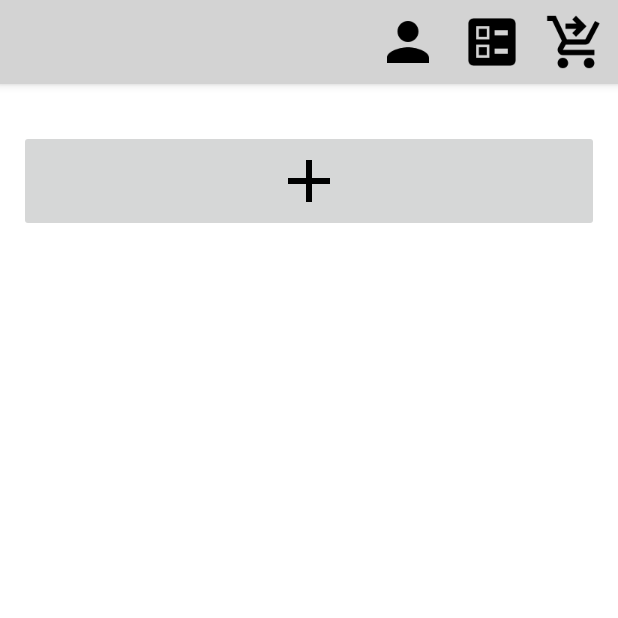
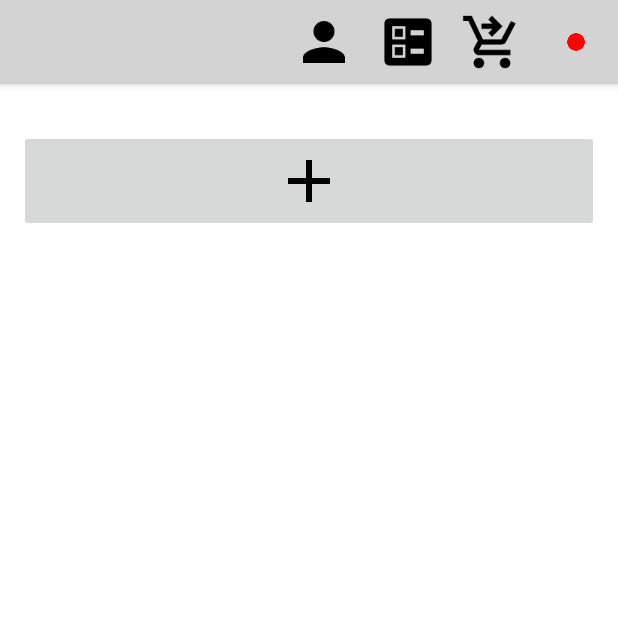
Before and after one commit to KamJer/Shopping-List-Client, an Android app: the AmountTypeListActivity screen opened directly, with no data from a screen before it, on a phone screen of 412 x 824 dp, the top half of it. Run offline under Robolectric (Android 15) with nearby library versions, the phone set to English and light mode, and no system bars; our stand-ins replace Room's generated code; 6 statements that could not run were skipped.

Commit message:
add idicator of connection to server (no action on clikc yet)

```diff
--- a/app/src/main/java/pl/kamjer/shoppinglist/activity/ShoppingListActionBar.java
+++ b/app/src/main/java/pl/kamjer/shoppinglist/activity/ShoppingListActionBar.java
@@ -2,13 +2,17 @@ package pl.kamjer.shoppinglist.activity;
 
 import android.content.Context;
 import android.content.Intent;
+import android.graphics.Color;
+import android.graphics.drawable.Drawable;
 import android.util.AttributeSet;
 import android.view.LayoutInflater;
 import android.widget.ImageButton;
 
 import androidx.annotation.NonNull;
 import androidx.annotation.Nullable;
+import androidx.appcompat.app.AppCompatActivity;
 import androidx.appcompat.widget.Toolbar;
+import androidx.lifecycle.ViewModelProvider;
 
 import com.google.android.material.appbar.AppBarLayout;
 
@@ -17,26 +21,30 @@ import pl.kamjer.shoppinglist.R;
 import pl.kamjer.shoppinglist.activity.amounttypelist.AmountTypeListActivity;
 import pl.kamjer.shoppinglist.activity.boughtshoppingitemlist.BoughtShoppingItemListActivity;
 import pl.kamjer.shoppinglist.activity.logindialog.LoginDialogOptionalLogin;
+import pl.kamjer.shoppinglist.viewmodel.ShoppingListActionBarViewModel;
 
 @Getter
 public class ShoppingListActionBar extends AppBarLayout {
 
-    protected ImageButton amountTypeListButton;
-    protected ImageButton boughtListButton;
-    protected ImageButton loginDialogButton;
+    private ImageButton amountTypeListButton;
+    private ImageButton boughtListButton;
+    private ImageButton loginDialogButton;
+    private ImageButton connectionButtonIndicator;
     private Toolbar toolbar;
 
-    protected OnClickListener amountTypeListButtonAction = v -> {
+    private ShoppingListActionBarViewModel shoppingListActionBarViewModel;
+
+    private OnClickListener amountTypeListButtonAction = v -> {
         Intent amountTypeListActivityIntent = new Intent(this.getContext(), AmountTypeListActivity.class);
         this.getContext().startActivity(amountTypeListActivityIntent);
     };
 
-    protected OnClickListener boughtListButtonAction = v -> {
+    private OnClickListener boughtListButtonAction = v -> {
         Intent boughtShoppingItemListActivityIntent = new Intent(this.getContext(), BoughtShoppingItemListActivity.class);
         this.getContext().startActivity(boughtShoppingItemListActivityIntent);
     };
 
-    protected OnClickListener loginDialogButtonAction = v -> {
+    private OnClickListener loginDialogButtonAction = v -> {
         Intent loginDialogIntent = new Intent(this.getContext(), LoginDialogOptionalLogin.class);
         this.getContext().startActivity(loginDialogIntent);
     };
@@ -56,7 +64,7 @@ public class ShoppingListActionBar extends AppBarLayout {
         init();
     }
 
-    protected void init() {
+    private void init() {
         LayoutInflater inflater = (LayoutInflater) getContext().getSystemService(Context.LAYOUT_INFLATER_SERVICE);
         inflater.inflate(R.layout.toolbar_layout, this, true);
 
@@ -67,5 +75,22 @@ public class ShoppingListActionBar extends AppBarLayout {
         boughtListButton.setOnClickListener(boughtListButtonAction);
         loginDialogButton = findViewById(R.id.loginDialogButton);
         loginDialogButton.setOnClickListener(loginDialogButtonAction);
+        connectionButtonIndicator = findViewById(R.id.connectionIndicationImageButton);
+    }
+
+    public void create(AppCompatActivity activity) {
+        shoppingListActionBarViewModel = new ViewModelProvider(
+                activity,
+                ViewModelProvider.Factory.from(ShoppingListActionBarViewModel.initializer)
+        ).get(ShoppingListActionBarViewModel.class);
+
+        shoppingListActionBarViewModel.setOnOpenConnectionAction((connected) -> {
+            Drawable drawable = connectionButtonIndicator.getBackground().mutate();
+            if (connected) {
+                drawable.setTint(Color.GREEN);
+            } else {
+                drawable.setTint(Color.RED);
+            }
+        });
     }
 }
--- a/app/src/main/java/pl/kamjer/shoppinglist/activity/amounttypelist/AmountTypeListActivity.java
+++ b/app/src/main/java/pl/kamjer/shoppinglist/activity/amounttypelist/AmountTypeListActivity.java
@@ -70,8 +70,11 @@ public class AmountTypeListActivity extends GenericActivity {
     protected void onCreate(@Nullable Bundle savedInstanceState) {
         super.onCreate(savedInstanceState);
         setContentView(R.layout.amount_type_activity_layout);
+
         ShoppingListActionBar shoppingListActionBar = findViewById(R.id.appBar);
+        shoppingListActionBar.create(this);
         setSupportActionBar(shoppingListActionBar.getToolbar());
+
         Optional.ofNullable(getSupportActionBar()).ifPresent(actionBar -> actionBar.setDisplayHomeAsUpEnabled(true));
 
         amountTypeViewModel = new ViewModelProvider(
--- a/app/src/main/java/pl/kamjer/shoppinglist/activity/boughtshoppingitemlist/BoughtShoppingItemListActivity.java
+++ b/app/src/main/java/pl/kamjer/shoppinglist/activity/boughtshoppingitemlist/BoughtShoppingItemListActivity.java
@@ -58,7 +58,9 @@ public class BoughtShoppingItemListActivity extends AppCompatActivity {
         setContentView(R.layout.bought_shopping_item_list_activity_layout);
 
         ShoppingListActionBar shoppingListActionBar = findViewById(R.id.appBar);
+        shoppingListActionBar.create(this);
         setSupportActionBar(shoppingListActionBar.getToolbar());
+
         Optional.ofNullable(getSupportActionBar()).ifPresent(actionBar -> actionBar.setDisplayHomeAsUpEnabled(true));
 
         boughtShoppingItemsListViewModel = new ViewModelProvider(
--- a/app/src/main/java/pl/kamjer/shoppinglist/activity/logindialog/LoginDialogOptionalLogin.java
+++ b/app/src/main/java/pl/kamjer/shoppinglist/activity/logindialog/LoginDialogOptionalLogin.java
@@ -19,7 +19,6 @@ import pl.kamjer.shoppinglist.activity.GenericActivity;
 import pl.kamjer.shoppinglist.activity.ShoppingListActionBar;
 import pl.kamjer.shoppinglist.activity.logindialog.usersrecyclerview.UsersRecyclerViewAdapter;
 import pl.kamjer.shoppinglist.model.User;
-import pl.kamjer.shoppinglist.repository.ShoppingServiceRepository;
 import pl.kamjer.shoppinglist.util.funcinterface.DeleteUserAction;
 import pl.kamjer.shoppinglist.util.validation.UserValidator;
 import pl.kamjer.shoppinglist.viewmodel.LoginDialogViewModel;
@@ -90,7 +89,9 @@ public class LoginDialogOptionalLogin extends GenericActivity {
 
 //        setting action bar
         shoppingListActionBar = findViewById(R.id.appBar);
+        shoppingListActionBar.create(this);
         setSupportActionBar(shoppingListActionBar.getToolbar());
+
         Optional.ofNullable(getSupportActionBar()).ifPresent(actionBar -> actionBar.setDisplayHomeAsUpEnabled(true));
 
         userNameEditText = findViewById(R.id.userNameEditText);
--- a/app/src/main/java/pl/kamjer/shoppinglist/activity/shoppinglistactiviti/ShoppingListActivity.java
+++ b/app/src/main/java/pl/kamjer/shoppinglist/activity/shoppinglistactiviti/ShoppingListActivity.java
@@ -29,7 +29,6 @@ import pl.kamjer.shoppinglist.activity.shoppinglistactiviti.newcategorydialog.Up
 import pl.kamjer.shoppinglist.activity.shoppinglistactiviti.newshoppingitemdialog.NewShoppingItemDialog;
 import pl.kamjer.shoppinglist.activity.shoppinglistactiviti.newshoppingitemdialog.UpdateShoppingItemDialog;
 import pl.kamjer.shoppinglist.activity.shoppinglistactiviti.shoppingcategoryrecyclerview.ShoppingCategoryRecyclerViewAdapter;
-import pl.kamjer.shoppinglist.activity.shoppinglistactiviti.shoppingitemrecyclerview.ShoppingItemLinearLayoutMenager;
 import pl.kamjer.shoppinglist.model.Category;
 import pl.kamjer.shoppinglist.model.ShoppingItem;
 import pl.kamjer.shoppinglist.model.ShoppingItemWithAmountTypeAndCategory;
@@ -111,8 +110,11 @@ public class ShoppingListActivity extends GenericActivity {
     @Override
     protected void onCreate(@Nullable Bundle savedInstanceState) {
         super.onCreate(savedInstanceState);
+
         setContentView(R.layout.shopping_list_activity_layout);
+
         getOnBackPressedDispatcher().addCallback(this, onBack);
+
         shoppingListViewModel = new ViewModelProvider(
                 this,
                 ViewModelProvider.Factory.from(ShoppingListViewModel.initializer)
@@ -125,6 +127,7 @@ public class ShoppingListActivity extends GenericActivity {
         shoppingItemWithAmountTypeAndCategoriesList = new ArrayList<>();
 //        finding view elements
         ShoppingListActionBar shoppingListActionBar = findViewById(R.id.appBar);
+        shoppingListActionBar.create(this);
         setSupportActionBar(shoppingListActionBar.getToolbar());
 
         RecyclerView categoryRecyclerView = findViewById(R.id.categoryListRecyclerView);
@@ -188,5 +191,6 @@ public class ShoppingListActivity extends GenericActivity {
                 }
             }
         });
+
     }
 }
--- a/app/src/main/java/pl/kamjer/shoppinglist/repository/ShoppingServiceRepository.java
+++ b/app/src/main/java/pl/kamjer/shoppinglist/repository/ShoppingServiceRepository.java
@@ -27,6 +27,7 @@ import pl.kamjer.shoppinglist.util.NetworkReceiver;
 import pl.kamjer.shoppinglist.util.ServiceUtil;
 import pl.kamjer.shoppinglist.util.funcinterface.OnConnectAction;
 import pl.kamjer.shoppinglist.websocketconnect.WebSocket;
+import pl.kamjer.shoppinglist.websocketconnect.funcIntarface.OnConnectChangeAction;
 import pl.kamjer.shoppinglist.websocketconnect.funcIntarface.OnMessageAction;
 import retrofit2.Call;
 import retrofit2.Callback;
@@ -59,6 +60,8 @@ public class ShoppingServiceRepository {
     private OnMessageAction<String> onErrorAction;
     @Setter
     private OnMessageAction<Throwable> onFailureAction;
+    @Setter
+    private OnConnectChangeAction onConnectChangeAction;
 
     @Getter
     @Setter
@@ -104,8 +107,7 @@ public class ShoppingServiceRepository {
 
         webSocket = new WebSocket(websocketBaseUrl + ip + "/ws")
                 .basicWebsocketHeader()
-                .onOpen((webSocket1, response) -> log.info("open"))
-                .onClosed((webSocket1, code, reason) -> log.info("closed"))
+                .onConnectAction((connected) -> onConnectChangeAction.action(connected))
                 .onFailure((webSocket1, t, response) -> onFailureAction.action(webSocket1, t))
                 .onError((webSocket1, errorMessage) -> onErrorAction.action(webSocket1, errorMessage))
                 .subscribe(gson, "/synchronizeData", AllDto.class, onMessageActionSynchronize)
--- /dev/null
+++ b/app/src/main/java/pl/kamjer/shoppinglist/viewmodel/ShoppingListActionBarViewModel.java
@@ -0,0 +1,26 @@
+package pl.kamjer.shoppinglist.viewmodel;
+
+import androidx.lifecycle.viewmodel.ViewModelInitializer;
+
+import pl.kamjer.shoppinglist.repository.SharedRepository;
+import pl.kamjer.shoppinglist.repository.ShoppingRepository;
+import pl.kamjer.shoppinglist.repository.ShoppingServiceRepository;
+import pl.kamjer.shoppinglist.websocketconnect.funcIntarface.OnConnectChangeAction;
+
+public class ShoppingListActionBarViewModel extends CustomViewModel{
+
+    public ShoppingListActionBarViewModel(ShoppingRepository shoppingRepository,
+                                          ShoppingServiceRepository shoppingServiceRepository,
+                                          SharedRepository sharedRepository) {
+        super(shoppingRepository, shoppingServiceRepository, sharedRepository);
+    }
+
+    public static final ViewModelInitializer<ShoppingListActionBarViewModel> initializer = new ViewModelInitializer<>(ShoppingListActionBarViewModel.class, creationExtras ->
+            new ShoppingListActionBarViewModel(ShoppingRepository.getShoppingRepository(),
+                    ShoppingServiceRepository.getShoppingServiceRepository(),
+                    SharedRepository.getSharedRepository()));
+
+    public void setOnOpenConnectionAction(OnConnectChangeAction action) {
+        shoppingServiceRepository.setOnConnectChangeAction(action);
+    }
+}
--- /dev/null
+++ b/app/src/main/java/pl/kamjer/shoppinglist/websocketconnect/funcIntarface/OnConnectChangeAction.java
@@ -0,0 +1,6 @@
+package pl.kamjer.shoppinglist.websocketconnect.funcIntarface;
+
+@FunctionalInterface
+public interface OnConnectChangeAction {
+    void action(boolean connected);
+}
--- /dev/null
+++ b/app/src/main/res/drawable/baseline_circle_24.xml
@@ -0,0 +1,6 @@
+<vector xmlns:android="http://schemas.android.com/apk/res/android" android:height="48dp" android:viewportHeight="24" android:viewportWidth="24" android:width="48dp">
+
+    <path android:fillColor="@color/red"
+        android:pathData="M12,2C6.47,2 2,6.47 2,12s4.47,10 10,10 10,-4.47 10,-10S17.53,2 12,2z"/>
+
+</vector>
--- a/app/src/main/res/layout/toolbar_layout.xml
+++ b/app/src/main/res/layout/toolbar_layout.xml
@@ -23,16 +23,28 @@
             app:popupTheme="@style/ThemeOverlay.AppCompat.Light" />
 
         <ImageButton
+            android:id="@+id/connectionIndicationImageButton"
+            android:layout_width="?attr/actionBarSize"
+            android:layout_height="?attr/actionBarSize"
+            android:background="@drawable/baseline_circle_24"
+            android:layout_alignParentEnd="true"
+            android:layout_alignParentTop="true"
+            android:layout_alignParentBottom="true"
+            android:contentDescription="@string/todo"
+            android:scaleX="0.25"
+            android:scaleY="0.25" />
+
+        <ImageButton
             android:id="@+id/boughtListButton"
             android:layout_width="?attr/actionBarSize"
             android:layout_height="?attr/actionBarSize"
+            android:layout_alignParentTop="true"
+            android:layout_alignParentBottom="true"
+            android:layout_toStartOf="@+id/connectionIndicationImageButton"
+            android:background="@drawable/baseline_shopping_cart_checkout_24"
             android:contentDescription="@string/todo"
             android:scaleX="0.75"
-            android:scaleY="0.75"
-            android:layout_alignParentEnd="true"
-            android:layout_alignParentTop="true"
-            android:layout_alignParentBottom="true"
-            android:background="@drawable/baseline_shopping_cart_checkout_24" />
+            android:scaleY="0.75" />
 
         <ImageButton
             android:id="@+id/amountTypeListButton"
--- a/app/src/main/res/values/colors.xml
+++ b/app/src/main/res/values/colors.xml
@@ -7,6 +7,7 @@
     <color name="teal_700">#FF018786</color>
     <color name="black">#FF000000</color>
     <color name="white">#FFFFFFFF</color>
+    <color name="red">#FFFF0000</color>
     <color name="light_gray">#FFD3D3D3</color>
     <color name="gray">#FF808080</color>s
     <color name="dark_gray">#FF545454</color>
```
Also changed, not shown: app/src/main/java/pl/kamjer/shoppinglist/service/websocket/ShoppingListWebSocketListener.java (deleted, +0 -45 lines), app/src/main/java/pl/kamjer/shoppinglist/websocketconnect/WebSocket.java (+42 -32 lines).
